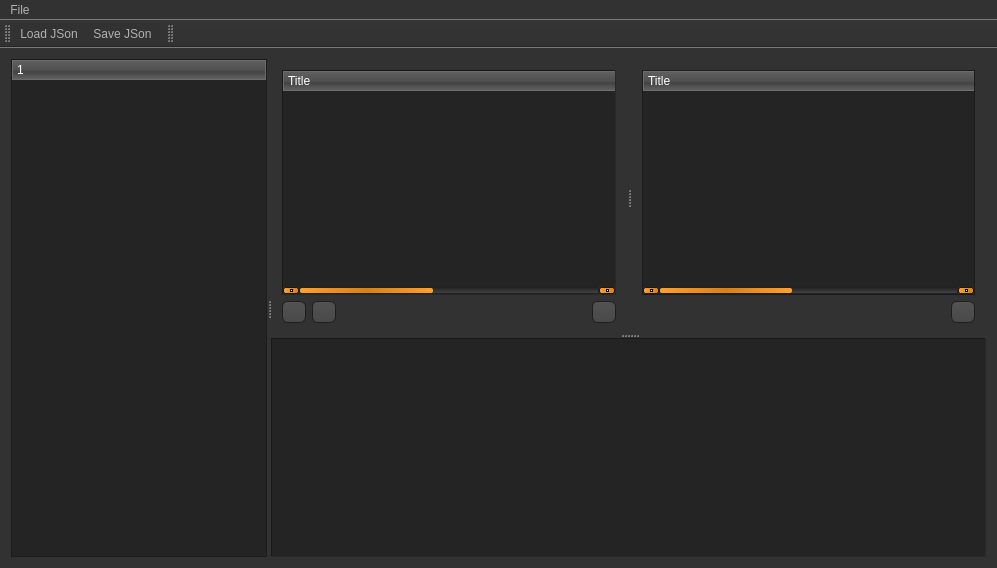
Qt form bugTracker/mainwindow.ui (Acatera/BugTracker) before a commit.
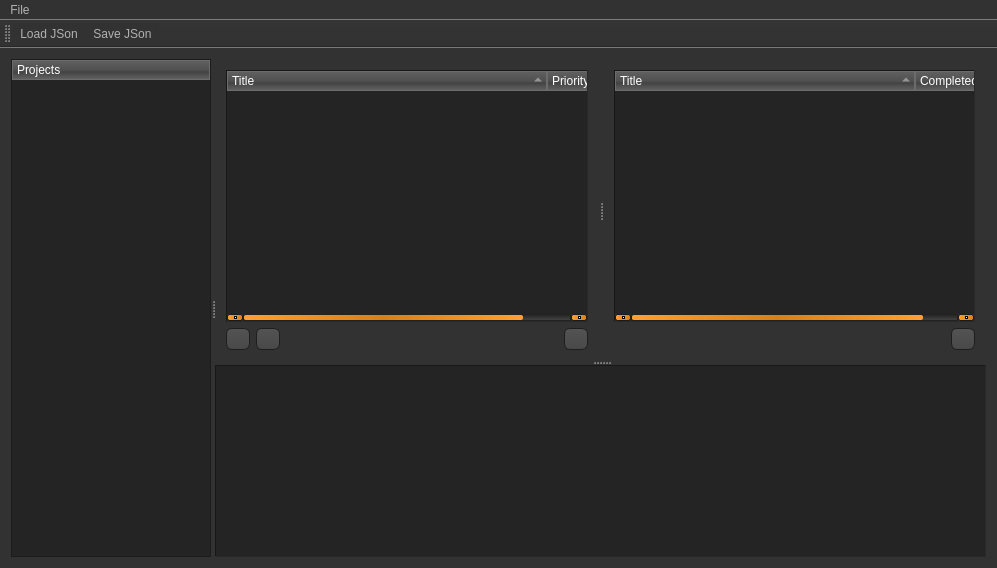
The same form after that commit. Icons and pictures are not drawn.

Commit message: Added support for projects

The edit to the form file:
```diff
--- a/bugTracker/mainwindow.ui
+++ b/bugTracker/mainwindow.ui
@@ -509,20 +509,20 @@
       </property>
       <widget class="QTreeWidget" name="treeWidget_3">
        <property name="sizePolicy">
-        <sizepolicy hsizetype="Minimum" vsizetype="Expanding">
+        <sizepolicy hsizetype="Preferred" vsizetype="Expanding">
          <horstretch>0</horstretch>
          <verstretch>0</verstretch>
         </sizepolicy>
        </property>
        <property name="minimumSize">
         <size>
-         <width>10</width>
+         <width>150</width>
          <height>0</height>
         </size>
        </property>
        <property name="maximumSize">
         <size>
-         <width>10000</width>
+         <width>200</width>
          <height>16777215</height>
         </size>
        </property>
@@ -532,20 +532,26 @@
          <height>0</height>
         </size>
        </property>
+       <property name="contextMenuPolicy">
+        <enum>Qt::CustomContextMenu</enum>
+       </property>
+       <property name="indentation">
+        <number>0</number>
+       </property>
        <attribute name="headerDefaultSectionSize">
         <number>15</number>
        </attribute>
        <column>
         <property name="text">
-         <string notr="true">1</string>
+         <string>Projects</string>
         </property>
        </column>
       </widget>
       <widget class="QSplitter" name="splitter_2">
        <property name="sizePolicy">
         <sizepolicy hsizetype="Expanding" vsizetype="Expanding">
-         <horstretch>4</horstretch>
-         <verstretch>0</verstretch>
+         <horstretch>0</horstretch>
+         <verstretch>2</verstretch>
         </sizepolicy>
        </property>
        <property name="orientation">
@@ -554,8 +560,8 @@
        <widget class="QSplitter" name="splitter">
         <property name="sizePolicy">
          <sizepolicy hsizetype="Expanding" vsizetype="Preferred">
-          <horstretch>2</horstretch>
-          <verstretch>0</verstretch>
+          <horstretch>0</horstretch>
+          <verstretch>3</verstretch>
          </sizepolicy>
         </property>
         <property name="orientation">
@@ -583,7 +589,7 @@
              <bool>true</bool>
             </property>
             <attribute name="headerDefaultSectionSize">
-             <number>370</number>
+             <number>320</number>
             </attribute>
             <attribute name="headerHighlightSections">
              <bool>true</bool>
@@ -707,6 +713,9 @@
          <layout class="QVBoxLayout" name="verticalLayout_2">
           <item>
            <widget class="QTreeWidget" name="treeWidget_2">
+            <property name="frameShape">
+             <enum>QFrame::Panel</enum>
+            </property>
             <property name="alternatingRowColors">
              <bool>true</bool>
             </property>
@@ -717,7 +726,7 @@
              <bool>true</bool>
             </property>
             <attribute name="headerDefaultSectionSize">
-             <number>370</number>
+             <number>300</number>
             </attribute>
             <attribute name="headerHighlightSections">
              <bool>true</bool>
@@ -780,7 +789,7 @@
        <widget class="QPlainTextEdit" name="issueDetails">
         <property name="sizePolicy">
          <sizepolicy hsizetype="Expanding" vsizetype="Expanding">
-          <horstretch>2</horstretch>
+          <horstretch>0</horstretch>
           <verstretch>0</verstretch>
          </sizepolicy>
         </property>
@@ -833,17 +842,6 @@
    <addaction name="actionLoadJSon"/>
    <addaction name="actionSaveJSon"/>
   </widget>
-  <widget class="QToolBar" name="toolBar_2">
-   <property name="windowTitle">
-    <string>toolBar_2</string>
-   </property>
-   <attribute name="toolBarArea">
-    <enum>TopToolBarArea</enum>
-   </attribute>
-   <attribute name="toolBarBreak">
-    <bool>false</bool>
-   </attribute>
-  </widget>
   <action name="actionLoadJSon">
    <property name="text">
     <string>Load JSon</string>
```
Left out of the diff: 17 changed lines with no effect on the pictures. The commit also changes 9 other files.
